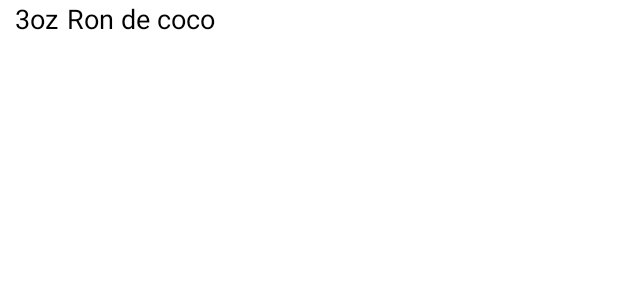
After one commit to gersard/MisCocktails, an Android app: the layout item_ingrediente.xml on its own in the app's theme, with its tools: preview values and no code run, on a phone screen of 412 x 824 dp. The commit adds this screen. Shown: the top 300 px of the screen. Run offline under Robolectric (Android 15) with nearby library versions, the phone set to English and light mode, and no system bars.

Commit message:
- Se muestran ingredientes en detalle cocktail

```diff
--- a/app/src/main/java/cl/gerardomascayano/miscocktails/ui/detalle/DetalleCocktailActivity.kt
+++ b/app/src/main/java/cl/gerardomascayano/miscocktails/ui/detalle/DetalleCocktailActivity.kt
@@ -3,9 +3,11 @@ package cl.gerardomascayano.miscocktails.ui.detalle
 import androidx.appcompat.app.AppCompatActivity
 import android.os.Bundle
 import androidx.lifecycle.ViewModelProvider
+import androidx.recyclerview.widget.LinearLayoutManager
 import cl.gerardomascayano.miscocktails.R
 import cl.gerardomascayano.miscocktails.databinding.ActivityDetalleCocktailBinding
 import cl.gerardomascayano.miscocktails.model.Cocktail
+import cl.gerardomascayano.miscocktails.ui.detalle.adapter.IngredientesAdapter
 import cl.gerardomascayano.miscocktails.ui.detalle.viewmodel.DetalleCocktailViewModel
 import com.bumptech.glide.Glide
 import com.google.gson.Gson
@@ -35,6 +37,13 @@ class DetalleCocktailActivity : AppCompatActivity() {
             viewBinding.ctlDetalleCocktail.title = nombre
             viewBinding.tvPreparacionCocktail.text = preparacion
             viewBinding.tvNotasCocktail.text = notas
+
+            // Lista ingredientes
+            ingredientes?.let {
+                viewBinding.rvIngredientesCocktail.setHasFixedSize(true)
+                viewBinding.rvIngredientesCocktail.layoutManager = LinearLayoutManager(this@DetalleCocktailActivity)
+                viewBinding.rvIngredientesCocktail.adapter = IngredientesAdapter(ingredientes)
+            }
         }
 
     }
--- /dev/null
+++ b/app/src/main/java/cl/gerardomascayano/miscocktails/ui/detalle/adapter/IngredientesAdapter.kt
@@ -0,0 +1,28 @@
+package cl.gerardomascayano.miscocktails.ui.detalle.adapter
+
+import android.view.LayoutInflater
+import android.view.ViewGroup
+import androidx.recyclerview.widget.RecyclerView
+import cl.gerardomascayano.miscocktails.databinding.ItemIngredienteBinding
+import cl.gerardomascayano.miscocktails.model.Ingrediente
+
+class IngredientesAdapter(private val listIngredientes: List<Ingrediente>) : RecyclerView.Adapter<IngredientesAdapter.IngredienteViewHolder>() {
+
+    override fun onCreateViewHolder(parent: ViewGroup, viewType: Int): IngredienteViewHolder = IngredienteViewHolder(
+        ItemIngredienteBinding.inflate(LayoutInflater.from(parent.context), parent, false)
+    )
+
+    override fun getItemCount(): Int = listIngredientes.size
+    override fun onBindViewHolder(holder: IngredienteViewHolder, position: Int) = holder.bindData(listIngredientes[position])
+
+
+    inner class IngredienteViewHolder(private val viewBinding: ItemIngredienteBinding) : RecyclerView.ViewHolder(viewBinding.root) {
+
+        fun bindData(ingrediente: Ingrediente) {
+            viewBinding.tvCantidadIngredienteCocktail.text = "${ingrediente.cantidad} ${ingrediente.cantidadUm}"
+            viewBinding.tvNombreIngredienteCocktail.text = ingrediente.nombre
+        }
+
+    }
+
+}
--- /dev/null
+++ b/app/src/main/res/layout/item_ingrediente.xml
@@ -0,0 +1,32 @@
+<?xml version="1.0" encoding="utf-8"?>
+<LinearLayout xmlns:android="http://schemas.android.com/apk/res/android"
+    xmlns:tools="http://schemas.android.com/tools"
+    android:layout_width="match_parent"
+    android:layout_height="wrap_content"
+    android:layout_marginStart="10dp"
+    android:layout_marginEnd="10dp"
+    android:layout_marginBottom="6dp"
+    android:gravity="center_vertical"
+    android:orientation="horizontal">
+
+    <TextView
+        android:id="@+id/tv_cantidad_ingrediente_cocktail"
+        android:layout_width="wrap_content"
+        android:layout_height="wrap_content"
+        android:textColor="@color/black"
+        android:textSize="18sp"
+        tools:text="3oz" />
+
+    <Space
+        android:layout_width="6dp"
+        android:layout_height="0dp" />
+
+    <TextView
+        android:id="@+id/tv_nombre_ingrediente_cocktail"
+        android:layout_width="match_parent"
+        android:layout_height="wrap_content"
+        android:textColor="@color/black"
+        android:textSize="18sp"
+        tools:text="Ron de coco" />
+
+</LinearLayout>
--- a/app/src/main/res/values-night/colors.xml
+++ b/app/src/main/res/values-night/colors.xml
@@ -1,8 +1,9 @@
 <?xml version="1.0" encoding="utf-8"?>
 <resources>
-    <color name="colorPrimary">#B8B8B8</color>
-    <color name="colorPrimaryDark">#5E5E5E</color>
-    <color name="colorAccent">#FFFFFF</color>
+    <color name="colorPrimary">#6200EE</color>
+    <color name="colorPrimaryDark">#3700B3</color>
+    <color name="colorAccent">#6200EA</color>
+
 
 <!--    LISTA COCKTAILS-->
     <color name="bgEtiquetaListCocktail">#8F000000</color>
```
